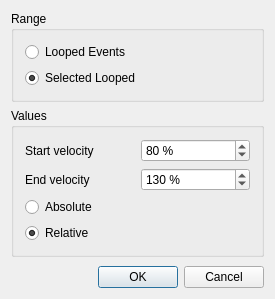
The window that muse3/muse/widgets/function_dialogs/crescendobase.ui (emrum/muse) describes before a commit, drawn with Qt 5.
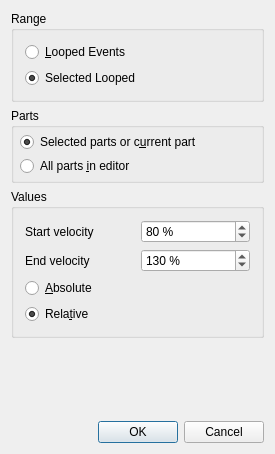
The same window after the commit.

Diff of the .ui file:
```diff
--- a/muse3/muse/widgets/function_dialogs/crescendobase.ui
+++ b/muse3/muse/widgets/function_dialogs/crescendobase.ui
@@ -7,7 +7,7 @@
     <x>0</x>
     <y>0</y>
     <width>275</width>
-    <height>299</height>
+    <height>454</height>
    </rect>
   </property>
   <property name="windowTitle">
@@ -35,7 +35,7 @@
       <item>
        <widget class="QRadioButton" name="looped_events_button">
         <property name="text">
-         <string>Looped Events</string>
+         <string>&amp;Looped Events</string>
         </property>
        </widget>
       </item>
@@ -52,6 +52,53 @@
      </layout>
     </widget>
    </item>
+   <item>
+    <widget class="QGroupBox" name="partsBox">
+     <property name="sizePolicy">
+      <sizepolicy hsizetype="Preferred" vsizetype="Minimum">
+       <horstretch>0</horstretch>
+       <verstretch>0</verstretch>
+      </sizepolicy>
+     </property>
+     <property name="title">
+      <string>Parts</string>
+     </property>
+     <layout class="QVBoxLayout" name="verticalLayout_3">
+      <property name="spacing">
+       <number>4</number>
+      </property>
+      <property name="leftMargin">
+       <number>6</number>
+      </property>
+      <property name="topMargin">
+       <number>4</number>
+      </property>
+      <property name="rightMargin">
+       <number>6</number>
+      </property>
+      <property name="bottomMargin">
+       <number>4</number>
+      </property>
+      <item>
+       <widget class="QRadioButton" name="not_all_parts_button">
+        <property name="text">
+         <string>Selected parts or c&amp;urrent part</string>
+        </property>
+        <property name="checked">
+         <bool>true</bool>
+        </property>
+       </widget>
+      </item>
+      <item>
+       <widget class="QRadioButton" name="all_parts_button">
+        <property name="text">
+         <string>All parts &amp;in editor</string>
+        </property>
+       </widget>
+      </item>
+     </layout>
+    </widget>
+   </item>
    <item>
     <widget class="QGroupBox" name="groupBox_2">
      <property name="title">
@@ -106,7 +153,7 @@
       <item row="2" column="0">
        <widget class="QRadioButton" name="absolute_button">
         <property name="text">
-         <string>Absolute</string>
+         <string>&amp;Absolute</string>
         </property>
         <property name="checked">
          <bool>false</bool>
@@ -116,7 +163,7 @@
       <item row="3" column="0">
        <widget class="QRadioButton" name="relative_button">
         <property name="text">
-         <string>Relative</string>
+         <string>Rela&amp;tive</string>
         </property>
         <property name="checked">
          <bool>true</bool>
```
Left out of the diff: 33 changed lines with no effect on the pictures.
